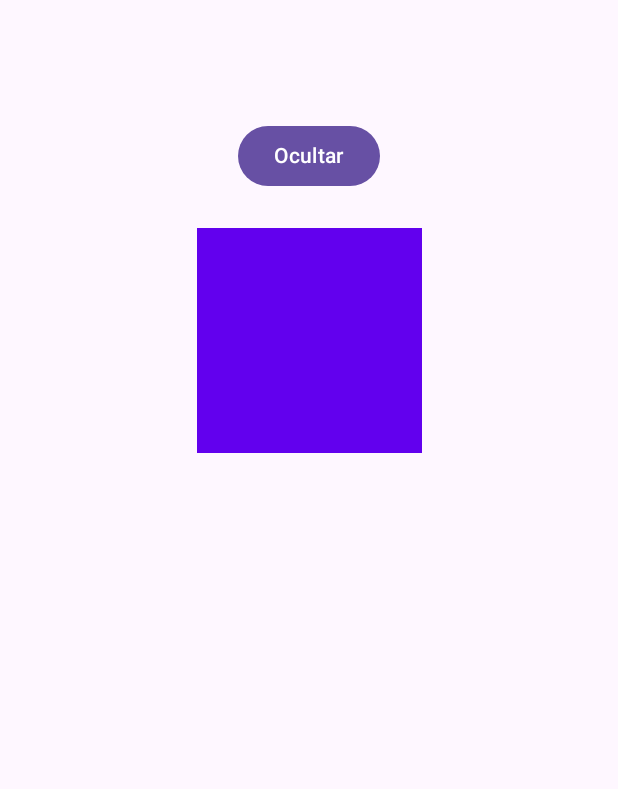
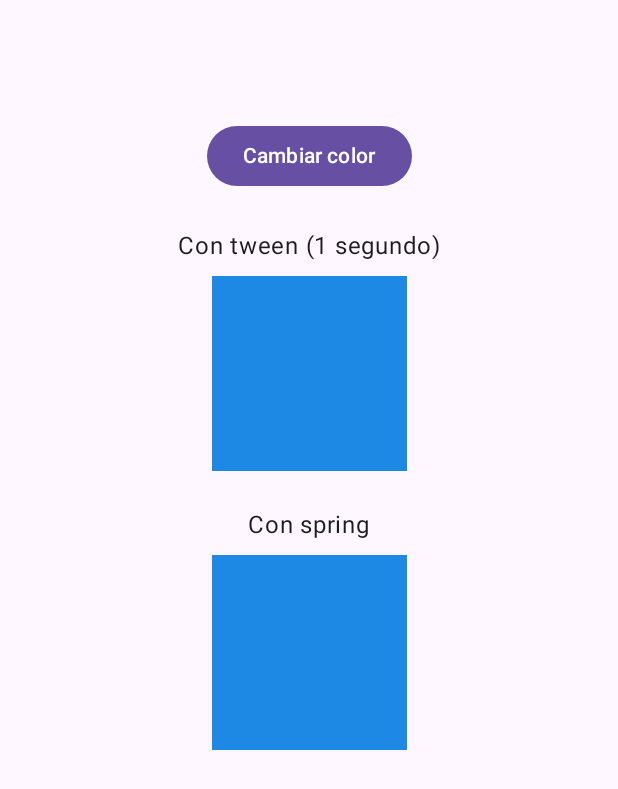
Before and after one commit to danielaapaza-stack/Lab13-Moviles, an Android app built with Jetpack Compose: the screen it shows after launch (MainActivity), on a phone screen of 412 x 824 dp. Shown: the top 789 px of the screen. Run offline under Robolectric (Android 15) with nearby library versions, the phone set to English and light mode, and no system bars.

Commit message:
feat: ejercicio 2 con animateColorAsState usando tween y spring

```diff
--- /dev/null
+++ b/app/src/main/java/com/example/lab13_animaciones/Ejercicio2.kt
@@ -0,0 +1,81 @@
+package com.example.lab13_animaciones
+
+import androidx.compose.animation.animateColorAsState
+import androidx.compose.animation.core.Spring
+import androidx.compose.animation.core.spring
+import androidx.compose.animation.core.tween
+import androidx.compose.foundation.background
+import androidx.compose.foundation.layout.Arrangement
+import androidx.compose.foundation.layout.Column
+import androidx.compose.foundation.layout.Spacer
+import androidx.compose.foundation.layout.fillMaxSize
+import androidx.compose.foundation.layout.height
+import androidx.compose.foundation.layout.padding
+import androidx.compose.foundation.layout.size
+import androidx.compose.material3.Button
+import androidx.compose.material3.Text
+import androidx.compose.runtime.Composable
+import androidx.compose.runtime.getValue
+import androidx.compose.runtime.mutableStateOf
+import androidx.compose.runtime.remember
+import androidx.compose.runtime.setValue
+import androidx.compose.ui.Alignment
+import androidx.compose.ui.Modifier
+import androidx.compose.ui.graphics.Color
+import androidx.compose.ui.unit.dp
+
+@Composable
+fun Ejercicio2() {
+    var esAzul by remember { mutableStateOf(true) }
+
+    val colorObjetivo = if (esAzul) Color(0xFF1E88E5) else Color(0xFF43A047)
+
+    // Animación con tween: dura un tiempo exacto
+    val colorTween by animateColorAsState(
+        targetValue = colorObjetivo,
+        animationSpec = tween(durationMillis = 1000),
+        label = "colorTween"
+    )
+
+    // Animación con spring: se basa en "física" y no tiene duración fija
+    val colorSpring by animateColorAsState(
+        targetValue = colorObjetivo,
+        animationSpec = spring(
+            dampingRatio = Spring.DampingRatioNoBouncy,
+            stiffness = Spring.StiffnessVeryLow
+        ),
+        label = "colorSpring"
+    )
+
+    Column(
+        modifier = Modifier
+            .fillMaxSize()
+            .padding(top = 80.dp),
+        horizontalAlignment = Alignment.CenterHorizontally,
+        verticalArrangement = Arrangement.Top
+    ) {
+        Button(onClick = { esAzul = !esAzul }) {
+            Text("Cambiar color")
+        }
+
+        Spacer(modifier = Modifier.height(24.dp))
+
+        Text("Con tween (1 segundo)")
+        Spacer(modifier = Modifier.height(8.dp))
+        Column(
+            modifier = Modifier
+                .size(130.dp)
+                .background(colorTween)
+        ) {}
+
+        Spacer(modifier = Modifier.height(24.dp))
+
+        Text("Con spring")
+        Spacer(modifier = Modifier.height(8.dp))
+        Column(
+            modifier = Modifier
+                .size(130.dp)
+                .background(colorSpring)
+        ) {}
+    }
+}
--- a/app/src/main/java/com/example/lab13_animaciones/MainActivity.kt
+++ b/app/src/main/java/com/example/lab13_animaciones/MainActivity.kt
@@ -14,7 +14,7 @@ class MainActivity : ComponentActivity() {
         setContent {
             MaterialTheme {
                 Surface(modifier = Modifier.fillMaxSize()) {
-                    Ejercicio1()
+                    Ejercicio2()
                 }
             }
         }
```
